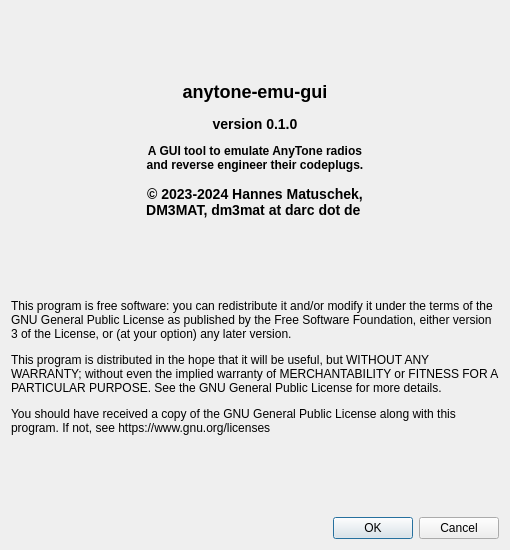
dmr-tools/anytone-emu, file src/aboutdialog.ui: the form before one commit.
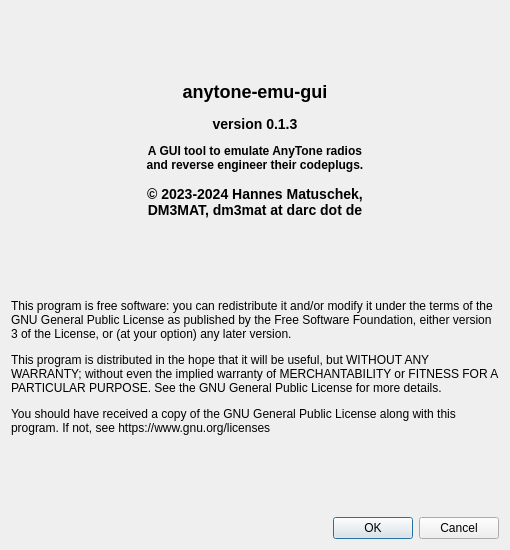
The form after the commit. Icons and pictures are not drawn.

What changed in the file:
```diff
--- a/src/aboutdialog.ui
+++ b/src/aboutdialog.ui
@@ -48,11 +48,7 @@
       </sizepolicy>
      </property>
      <property name="text">
-      <string>&lt;h2&gt;anytone-emu-gui&lt;/h2&gt;
-&lt;h3&gt;version 0.1.0&lt;/h3&gt;
-&lt;h4&gt;A GUI tool to emulate AnyTone radios&lt;br/&gt;and reverse engineer their codeplugs.&lt;/h4&gt;
-&lt;h3&gt;&amp;copy; 2023-2024 Hannes Matuschek, &lt;br/&gt;DM3MAT, dm3mat at darc dot de&lt;/h3&gt;
-</string>
+      <string>&lt;html&gt;&lt;head/&gt;&lt;body&gt;&lt;h2 style=&quot; margin-top:16px; margin-bottom:12px; margin-left:0px; margin-right:0px; -qt-block-indent:0; text-indent:0px;&quot;&gt;&lt;span style=&quot; font-size:x-large; font-weight:700;&quot;&gt;anytone-emu-gui&lt;/span&gt;&lt;/h2&gt;&lt;h3 style=&quot; margin-top:14px; margin-bottom:12px; margin-left:0px; margin-right:0px; -qt-block-indent:0; text-indent:0px;&quot;&gt;&lt;span style=&quot; font-size:large; font-weight:700;&quot;&gt;version 0.1.3&lt;/span&gt;&lt;/h3&gt;&lt;h4 style=&quot; margin-top:12px; margin-bottom:12px; margin-left:0px; margin-right:0px; -qt-block-indent:0; text-indent:0px;&quot;&gt;&lt;span style=&quot; font-size:medium; font-weight:700;&quot;&gt;A GUI tool to emulate AnyTone radios&lt;br/&gt;and reverse engineer their codeplugs.&lt;/span&gt;&lt;/h4&gt;&lt;h3 style=&quot; margin-top:14px; margin-bottom:12px; margin-left:0px; margin-right:0px; -qt-block-indent:0; text-indent:0px;&quot;&gt;&lt;span style=&quot; font-size:large; font-weight:700;&quot;&gt;© 2023-2024 Hannes Matuschek, &lt;br/&gt;DM3MAT, dm3mat at darc dot de&lt;/span&gt;&lt;/h3&gt;&lt;/body&gt;&lt;/html&gt;</string>
      </property>
      <property name="alignment">
       <set>Qt::AlignCenter</set>
```
Left out of the diff: 3 changed lines with no effect on the pictures.
